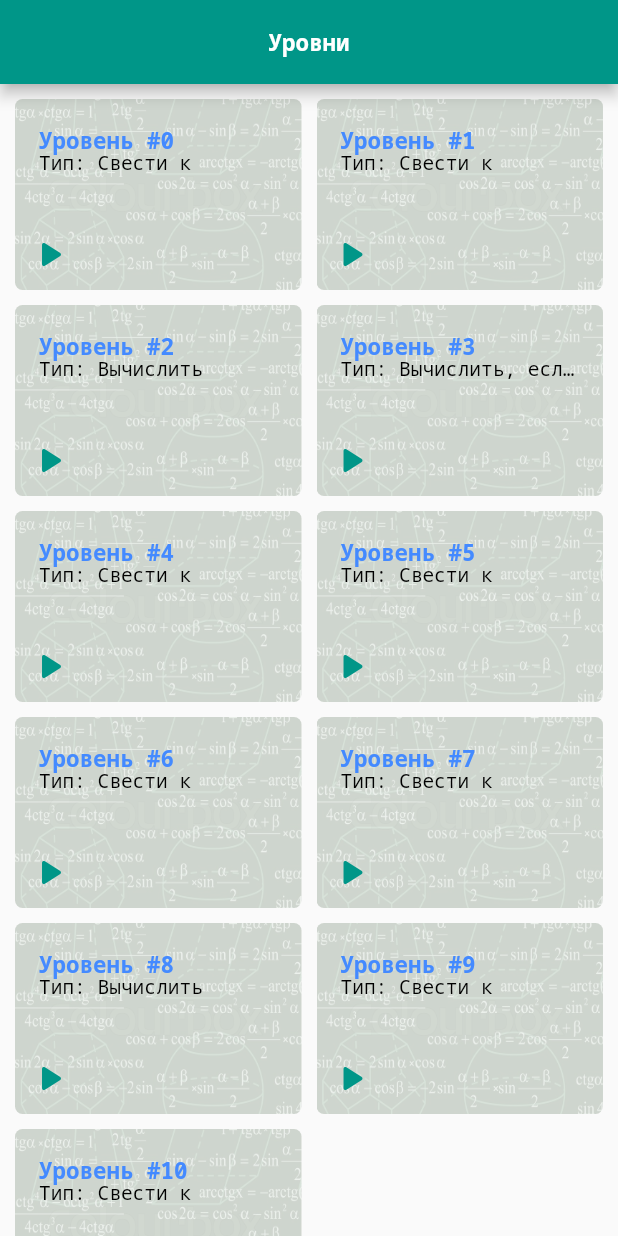
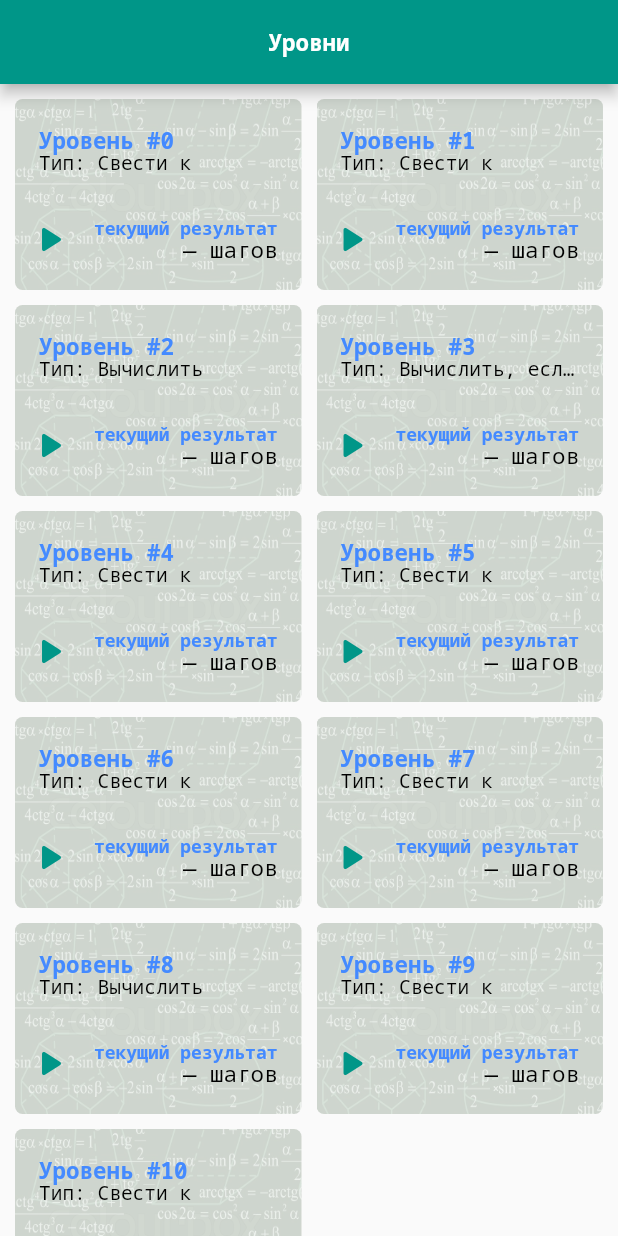
Before and after one commit to ik6cgsg/math-game-crossplatform, a Flutter app: the screen it shows after launch, on a phone screen of 412 x 824 dp. Run offline on Flutter 3.47's test engine with Material 2 defaults, Android fonts, the phone set to English and light mode, and no system bars; our stand-ins replace dartz, equatable, flutter_bloc, get_it, sqflite; accounts and stored records are empty.

Commit message:
Fetch and output results and output

```diff
--- a/lib/data/repositories/asset_repository_impl.dart
+++ b/lib/data/repositories/asset_repository_impl.dart
@@ -15,12 +15,13 @@ class AssetRepositoryImpl implements AssetRepository {
   final AssetDataSource assetDataSource;
   final PlatformDataSource platformDataSource;
 
-  late final FullTasksetModel? _fullTaskset;
+  FullTasksetModel? _fullTaskset;
 
   AssetRepositoryImpl(this.assetDataSource, this.platformDataSource);
 
   @override
   Future<Either<Failure, Taskset>> loadFullTaskset() async {
+    if (_fullTaskset != null) return Right(_fullTaskset!.taskset);
     try {
       _fullTaskset = await assetDataSource.getFullTaskset();
       if (_fullTaskset == null) {
--- a/lib/presentation/blocs/game/game_bloc.dart
+++ b/lib/presentation/blocs/game/game_bloc.dart
@@ -19,7 +19,7 @@ class GameBloc extends Bloc<GameEvent, GameState> {
       log.info('GameBloc::LoadTasksetEvent: res = $res');
       res.fold(
         (failure) => emit(Error(kErrorLoadTaskset)),
-        (taskset) => emit(Loaded(taskset)),
+        (res) => emit(Loaded(res.taskset, res.results)),
       );
     });
   }
--- a/lib/presentation/blocs/game/game_state.dart
+++ b/lib/presentation/blocs/game/game_state.dart
@@ -1,4 +1,5 @@
 import 'package:equatable/equatable.dart';
+import 'package:math_game_crossplatform/domain/entities/result.dart';
 import 'package:math_game_crossplatform/domain/entities/taskset.dart';
 
 abstract class GameState extends Equatable {
@@ -10,12 +11,12 @@ class Loading extends GameState {}
 
 class Loaded extends GameState {
   final Taskset taskset;
-  // todo add results
+  final List<Result>? results;
 
-  Loaded(this.taskset);
+  Loaded(this.taskset, this.results);
 
   @override
-  List<Object?> get props => [taskset];
+  List<Object?> get props => [taskset, results];
 }
 
 class Error extends GameState {
--- a/lib/presentation/blocs/play/play_event.dart
+++ b/lib/presentation/blocs/play/play_event.dart
@@ -8,11 +8,12 @@ abstract class PlayEvent extends Equatable {
 
 class LoadTaskEvent extends PlayEvent {
   final int index;
+  final bool fetchResult;
 
-  LoadTaskEvent(this.index);
+  LoadTaskEvent(this.index, {this.fetchResult = true});
 
   @override
-  List<Object?> get props => [index];
+  List<Object?> get props => [index, fetchResult];
 }
 
 class NodeSelectedEvent extends PlayEvent {
--- a/lib/presentation/screens/game_screen.dart
+++ b/lib/presentation/screens/game_screen.dart
@@ -1,5 +1,7 @@
 import 'package:flutter/material.dart';
+import 'package:collection/collection.dart';
 import 'package:flutter_bloc/flutter_bloc.dart';
+import 'package:math_game_crossplatform/domain/entities/result.dart';
 import 'package:math_game_crossplatform/domain/entities/taskset.dart';
 import 'package:math_game_crossplatform/presentation/blocs/game/game_event.dart';
 import 'package:math_game_crossplatform/presentation/blocs/game/game_state.dart';
@@ -28,7 +30,7 @@ class GameScreen extends StatelessWidget {
           child: BlocBuilder<GameBloc, GameState>(
             builder: (context, state) {
               if (state is Loading) return _loadingBody(context);
-              if (state is Loaded) return _loadedBody(context, state.taskset);
+              if (state is Loaded) return _loadedBody(context, state);
               return Center(
                 child: Text(
                   (state as Error).message,
@@ -55,22 +57,27 @@ class GameScreen extends StatelessWidget {
     );
   }
 
-  Widget _loadedBody(BuildContext context, Taskset set) {
+  Widget _loadedBody(BuildContext context, Loaded state) {
     var isPortrait = MediaQuery.of(context).orientation == Orientation.portrait;
     return GridView.builder(
       padding: const EdgeInsets.all(10),
-      itemCount: set.tasks.length,
+      itemCount: state.taskset.tasks.length,
       gridDelegate: SliverGridDelegateWithFixedCrossAxisCount(
         crossAxisCount: isPortrait ? 2 : 3,
         mainAxisSpacing: 10,
         crossAxisSpacing: 10,
         childAspectRatio: 3 / 2,
       ),
-      itemBuilder: (ctx, i) => LevelView(i, set.tasks[i].descriptionShortRu, () {
-        Navigator.of(ctx).pushNamed(PlayScreen.routeName, arguments: i).then((_) {
-          // todo add state reload all results
-        });
-      }),
+      itemBuilder: (ctx, i) => LevelView(
+        i,
+        state.taskset.tasks[i].descriptionShortRu,
+        state.results?.firstWhereOrNull((e) => e.levelIndex == i),
+        () {
+          Navigator.of(ctx).pushNamed(PlayScreen.routeName, arguments: i).then((_) {
+            BlocProvider.of<GameBloc>(context).add(LoadTasksetEvent());
+          });
+        }
+      ),
     );
   }
 }
--- a/lib/presentation/widgets/game/level_view.dart
+++ b/lib/presentation/widgets/game/level_view.dart
@@ -1,11 +1,13 @@
 import 'package:flutter/material.dart';
+import 'package:math_game_crossplatform/domain/entities/result.dart';
 
 class LevelView extends StatelessWidget {
   final int index;
   final String desc;
+  final Result? result;
   final void Function() onTap;
 
-  const LevelView(this.index, this.desc, this.onTap, {Key? key}) : super(key: key);
+  const LevelView(this.index, this.desc, this.result, this.onTap, {Key? key}) : super(key: key);
 
   @override
   Widget build(BuildContext context) {
@@ -31,17 +33,47 @@ class LevelView extends StatelessWidget {
               ),
             ),
           ),
-          footer: GridTileBar(
-            leading: Icon(
-              Icons.play_arrow_rounded,
-              color: Theme.of(context).primaryColor,
-              size: 30,
-            ),
-          ),
+          footer: _resultFooter(context)
         ),
         borderRadius: BorderRadius.circular(5),
         onTap: onTap,
       //),
     );
   }
+
+  Widget _resultFooter(BuildContext context) {
+    return GridTileBar(
+      leading: Icon(
+        result?.state == LevelState.locked ?
+        Icons.lock_outline_rounded :
+        result?.state == LevelState.paused ?
+          Icons.pause_rounded :
+        result?.state == LevelState.passed ?
+          Icons.done_rounded:
+          Icons.play_arrow_rounded,
+        color: Theme.of(context).primaryColor,
+        size: 30,
+      ),
+      title: Align(
+        alignment: Alignment.centerRight,
+        child: FittedBox(
+          child: Text(
+            'текущий результат',
+            textAlign: TextAlign.end,
+            style: Theme.of(context).textTheme.headline1?.copyWith(fontSize: 12, fontWeight: FontWeight.bold),
+          ),
+        ),
+      ),
+      subtitle: Align(
+        alignment: Alignment.centerRight,
+        child: FittedBox(
+          child: Text(
+            '${result?.stepCount ?? '―'} шагов',
+            textAlign: TextAlign.end,
+            style: Theme.of(context).textTheme.bodyText1?.copyWith(height: 1, fontSize: 15),
+          ),
+        ),
+      ),
+    );
+  }
 }
--- a/lib/presentation/widgets/play/rules_list_view.dart
+++ b/lib/presentation/widgets/play/rules_list_view.dart
@@ -21,12 +21,12 @@ class RulesListView extends StatelessWidget {
         child: Container(
           padding: const EdgeInsets.all(5.0),
           alignment: Alignment.center,
-          child: step.substitutionInfo == null ?
+          child: step.state.substitutionInfo == null ?
           const NoRulesView() :
           SingleChildScrollView(
             child: Column(
               mainAxisAlignment: MainAxisAlignment.center,
-              children: step.substitutionInfo!.rules.asMap().entries.map((pair) {
+              children: step.state.substitutionInfo!.rules.asMap().entries.map((pair) {
                 return RuleMathView(
                   pair.value,
                   () => playBloc.add(RuleSelectedEvent(pair.key)),
```
Also changed, not shown: lib/data/datasources/local_data_source.dart (+7 -1 lines), lib/di.dart (+18 -8 lines), lib/domain/usecases/check_end.dart (+19 -8 lines), lib/domain/usecases/load_taskset.dart (+28 -5 lines), lib/domain/usecases/perform_substitution.dart (+13 -7 lines), lib/domain/usecases/select_node.dart (+9 -10 lines), lib/domain/usecases/undo_step.dart (added, +45 -0 lines), lib/presentation/blocs/play/play_bloc.dart (+27 -21 lines), lib/presentation/screens/play_screen.dart (+20 -9 lines), lib/presentation/widgets/play/main_math_view.dart (+5 -5 lines), pubspec.lock.
